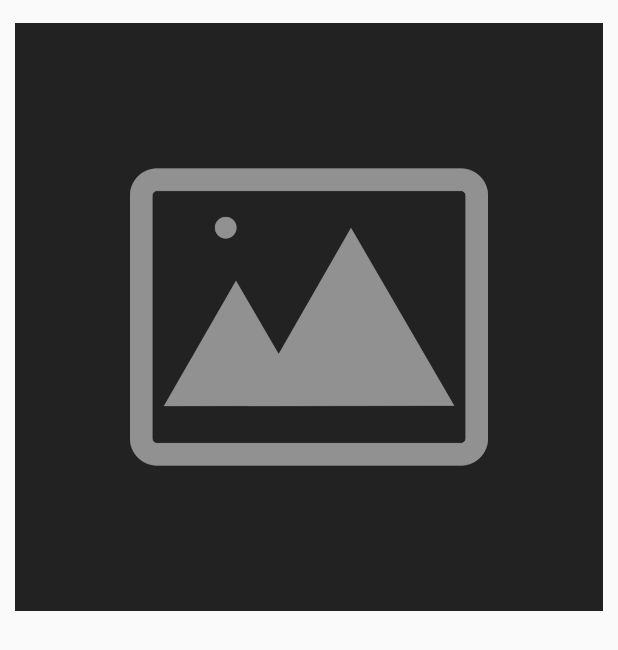
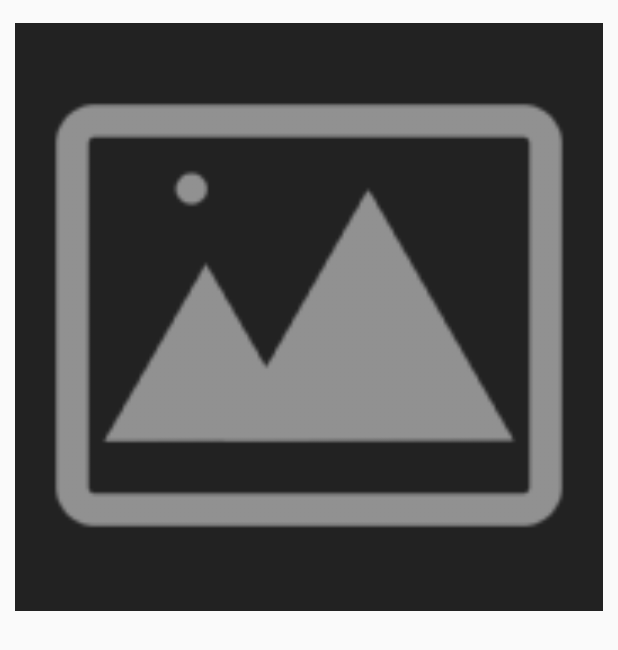
Before and after one commit to derouinw/hereseum, an Android app: the layout view_post.xml on its own in the app's theme, with its tools: preview values and no code run, on a phone screen of 412 x 824 dp. Shown: the top 650 px of the screen. Run offline under Robolectric (Android 15) with nearby library versions, the phone set to English and light mode, and no system bars.

```diff
--- a/app/src/main/java/com/grilla/hereseum/adapter/PostsAdapter.java
+++ b/app/src/main/java/com/grilla/hereseum/adapter/PostsAdapter.java
@@ -119,7 +119,7 @@ public class PostsAdapter extends BaseAdapter {
         TextView.class.cast(convertView.findViewById(R.id.post_date)).setText(post.getCreated());
 
         ImageView image = (ImageView)convertView.findViewById(R.id.post_image);
-        Picasso.with(mContext).load(post.getImageUrl()).placeholder(R.drawable.loading_bg).into(image);
+        Picasso.with(mContext).load(post.getImageUrl()).placeholder(R.drawable.ic_loading_bg).into(image);
         image.setOnLongClickListener((PostListener)convertView.getTag());
 
         ImageView avatar = (ImageView)convertView.findViewById(R.id.post_avatar);
--- a/app/src/main/res/layout/view_post.xml
+++ b/app/src/main/res/layout/view_post.xml
@@ -12,7 +12,7 @@
         android:scaleType="fitCenter"
         android:adjustViewBounds="true"
         android:layout_marginBottom="@dimen/post_margin"
-        android:src="@drawable/loading_bg"
+        android:src="@drawable/ic_loading_bg"
         android:background="@color/post_background"/>
 
     <ImageView
```
Also changed, not shown: app/src/main/res/drawable-hdpi/ic_loading_bg.png (added), app/src/main/res/drawable-mdpi/ic_loading_bg.png (added), app/src/main/res/drawable-xhdpi/ic_loading_bg.png (added), app/src/main/res/drawable-xxhdpi/ic_loading_bg.png (added), app/src/main/res/drawable-xxxhdpi/ic_loading_bg.png (added), app/src/main/res/drawable/loading_bg.png (deleted).
